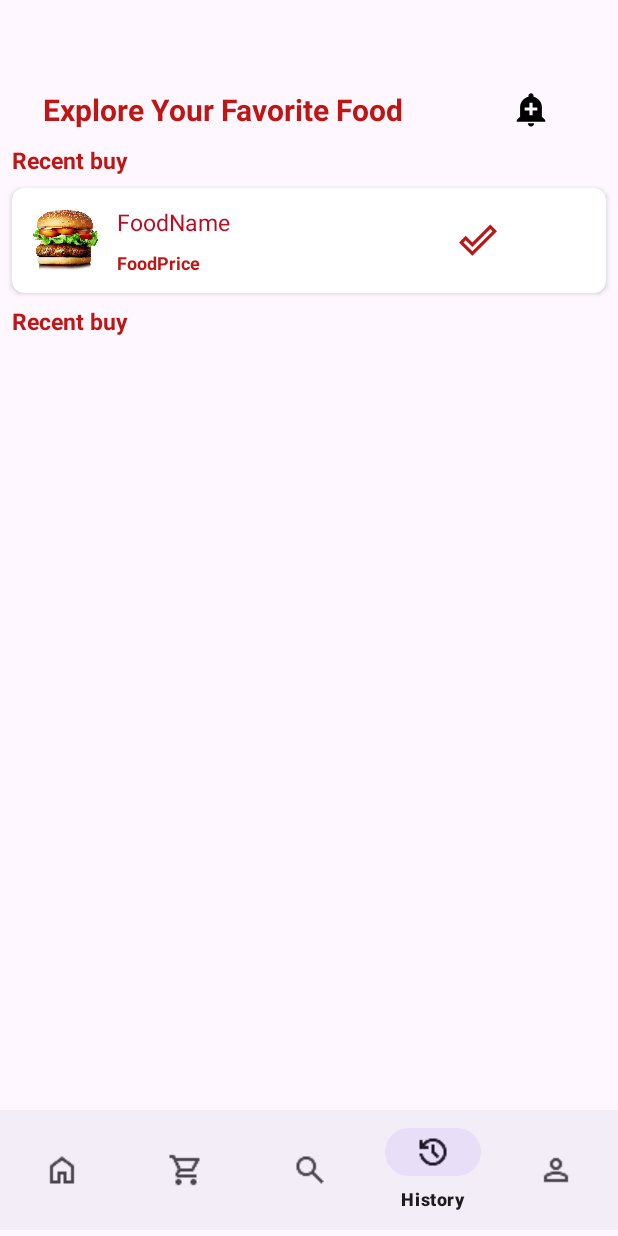
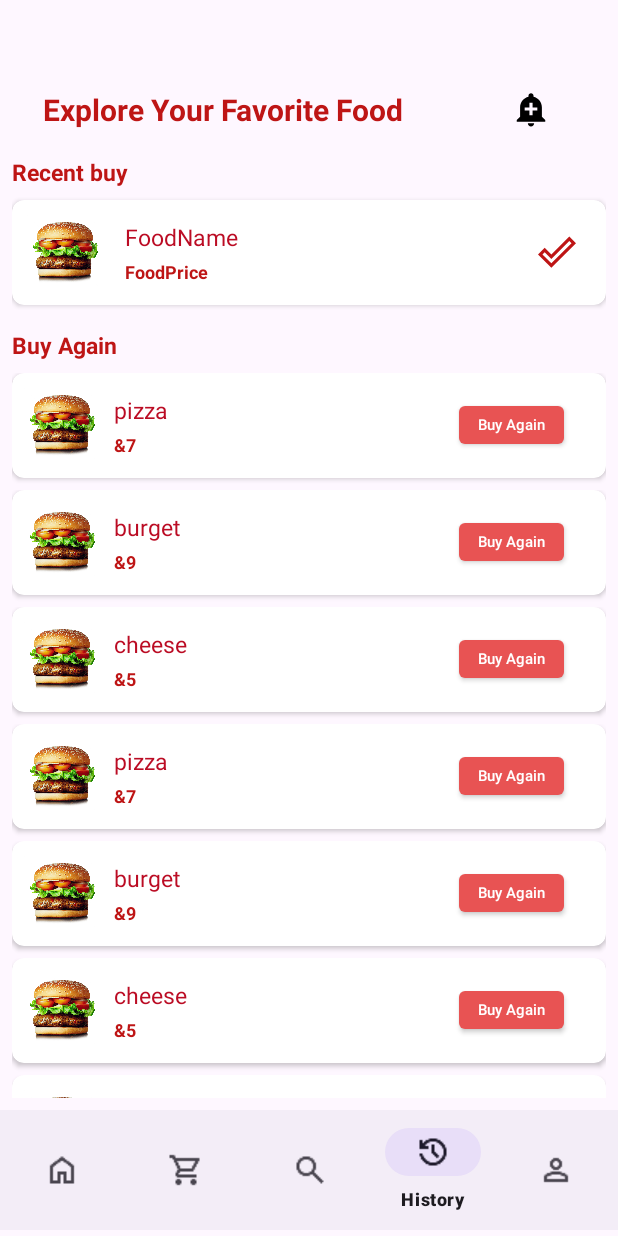
Before and after one commit to Pradeep912830/QuickBite, an Android app: the HistoryFragment screen opened through its navigation route, on a phone screen of 412 x 824 dp. Run offline under Robolectric (Android 15) with nearby library versions, the phone set to English and light mode, and no system bars; our stand-ins replace navigation-ui; libraries missing offline, so code that uses them is left out: com.denzcoskun.imageslider; 8 statements that could not run were skipped.

Commit message:
History fragment completed

```diff
--- a/app/src/main/java/com/example/foodorderapp/Fragment/HistoryFragment.java
+++ b/app/src/main/java/com/example/foodorderapp/Fragment/HistoryFragment.java
@@ -2,27 +2,69 @@ package com.example.foodorderapp.Fragment;
 
 import android.os.Bundle;
 
+import androidx.annotation.Nullable;
 import androidx.fragment.app.Fragment;
+import androidx.recyclerview.widget.LinearLayoutManager;
+import androidx.recyclerview.widget.RecyclerView;
 
 import android.view.LayoutInflater;
 import android.view.View;
 import android.view.ViewGroup;
 
+import com.example.foodorderapp.Model.BuyAgainModel;
 import com.example.foodorderapp.R;
+import com.example.foodorderapp.adapter.BuyAgainAdapter;
+
+import org.jspecify.annotations.NonNull;
+
+import java.util.ArrayList;
+import java.util.List;
 
 
 public class HistoryFragment extends Fragment {
 
+    private RecyclerView recyclerView;
+    private BuyAgainAdapter adapter;
+    private List<BuyAgainModel> foodList;
 
-    public HistoryFragment() {
-        // Required empty public constructor
-    }
+    @Nullable
+    @Override
+    public View onCreateView(@NonNull LayoutInflater inflater,
+                             @Nullable ViewGroup container,
+                             @Nullable Bundle savedInstanceState) {
+        View view = inflater.inflate(R.layout.fragment_history, container, false);
 
+        recyclerView = view.findViewById(R.id.history_recyclerView);
+        recyclerView.setLayoutManager(new LinearLayoutManager(getContext()));
+        recyclerView.setHasFixedSize(true);
 
-    @Override
-    public View onCreateView(LayoutInflater inflater, ViewGroup container,
-                             Bundle savedInstanceState) {
-        // Inflate the layout for this fragment
-        return inflater.inflate(R.layout.fragment_history, container, false);
+        // Sample data
+        foodList = new ArrayList<>();
+        foodList.add(new BuyAgainModel(R.drawable.food_three,"pizza", "&7"));
+        foodList.add(new BuyAgainModel(R.drawable.food_three,"burget", "&9"));
+        foodList.add(new BuyAgainModel(R.drawable.food_three,"cheese", "&5"));
+        foodList.add(new BuyAgainModel(R.drawable.food_three,"pizza", "&7"));
+        foodList.add(new BuyAgainModel(R.drawable.food_three,"burget", "&9"));
+        foodList.add(new BuyAgainModel(R.drawable.food_three,"cheese", "&5"));
+        foodList.add(new BuyAgainModel(R.drawable.food_three,"pizza", "&7"));
+        foodList.add(new BuyAgainModel(R.drawable.food_three,"burget", "&9"));
+        foodList.add(new BuyAgainModel(R.drawable.food_three,"cheese", "&5"));
+        foodList.add(new BuyAgainModel(R.drawable.food_three,"pizza", "&7"));
+        foodList.add(new BuyAgainModel(R.drawable.food_three,"burget", "&9"));
+        foodList.add(new BuyAgainModel(R.drawable.food_three,"cheese", "&5"));
+        foodList.add(new BuyAgainModel(R.drawable.food_three,"pizza", "&7"));
+        foodList.add(new BuyAgainModel(R.drawable.food_three,"burget", "&9"));
+        foodList.add(new BuyAgainModel(R.drawable.food_three,"cheese", "&5"));
+        foodList.add(new BuyAgainModel(R.drawable.food_three,"pizza", "&7"));
+        foodList.add(new BuyAgainModel(R.drawable.food_three,"burget", "&9"));
+        foodList.add(new BuyAgainModel(R.drawable.food_three,"cheese", "&5"));
+        foodList.add(new BuyAgainModel(R.drawable.food_three,"pizza", "&7"));
+        foodList.add(new BuyAgainModel(R.drawable.food_three,"burget", "&9"));
+        foodList.add(new BuyAgainModel(R.drawable.food_three,"cheese", "&5"));
+
+        adapter = new BuyAgainAdapter(getContext(), foodList);
+        recyclerView.setAdapter(adapter);
+
+        return view;
     }
 }
--- /dev/null
+++ b/app/src/main/java/com/example/foodorderapp/Model/BuyAgainModel.java
@@ -0,0 +1,25 @@
+package com.example.foodorderapp.Model;
+
+public class BuyAgainModel {
+    private int image;
+    private String name;
+    private String price;
+
+    public BuyAgainModel(int image, String name, String price){
+        this.image = image;
+        this.name = name;
+        this.price = price;
+    }
+
+    public int getImage() {
+        return image;
+    }
+
+    public String getName() {
+        return name;
+    }
+
+    public String getPrice() {
+        return price;
+    }
+}
--- /dev/null
+++ b/app/src/main/java/com/example/foodorderapp/adapter/BuyAgainAdapter.java
@@ -0,0 +1,70 @@
+package com.example.foodorderapp.adapter;
+
+import android.content.Context;
+import android.view.LayoutInflater;
+import android.view.View;
+import android.view.ViewGroup;
+import android.widget.Button;
+import android.widget.ImageView;
+import android.widget.TextView;
+import android.widget.Toast;
+
+import androidx.annotation.NonNull;
+import androidx.recyclerview.widget.RecyclerView;
+
+import com.example.foodorderapp.Model.BuyAgainModel;
+import com.example.foodorderapp.R;
+
+
+
+import java.util.List;
+
+public class BuyAgainAdapter extends RecyclerView.Adapter<BuyAgainAdapter.ViewHolder> {
+
+    private Context context;
+    private List<BuyAgainModel> itemList;
+
+    public BuyAgainAdapter(Context context, List<BuyAgainModel> itemList) {
+        this.context = context;
+        this.itemList = itemList;
+    }
+
+    @NonNull
+    @Override
+    public ViewHolder onCreateViewHolder(@NonNull ViewGroup parent, int viewType) {
+        View view = LayoutInflater.from(context).inflate(R.layout.buy_again_layout, parent, false);
+        return new ViewHolder(view);
+    }
+
+    @Override
+    public void onBindViewHolder(@NonNull ViewHolder holder, int position) {
+        BuyAgainModel item = itemList.get(position);
+        holder.nameText.setText(item.getName());
+        holder.priceText.setText(item.getPrice());
+        holder.imageView.setImageResource(item.getImage());
+
+        // Handle button click if needed
+        holder.buyAgainButton.setOnClickListener(v -> {
+            Toast.makeText(context, "Buying again: " + item.getName(), Toast.LENGTH_SHORT).show();
+        });
+    }
+
+    @Override
+    public int getItemCount() {
+        return itemList.size();
+    }
+
+    public static class ViewHolder extends RecyclerView.ViewHolder {
+        ImageView imageView;
+        TextView nameText, priceText;
+        Button buyAgainButton;
+
+        public ViewHolder(@NonNull View itemView) {
+            super(itemView);
+            imageView = itemView.findViewById(R.id.by_again_image);
+            nameText = itemView.findViewById(R.id.buy_again_foodName);
+            priceText = itemView.findViewById(R.id.buy_again_foodPrice);
+            buyAgainButton = itemView.findViewById(R.id.buy_again_button);
+        }
+    }
+}
--- a/app/src/main/res/layout/buy_again_layout.xml
+++ b/app/src/main/res/layout/buy_again_layout.xml
@@ -1,39 +1,38 @@
 <?xml version="1.0" encoding="utf-8"?>
 <LinearLayout xmlns:android="http://schemas.android.com/apk/res/android"
+    xmlns:app="http://schemas.android.com/apk/res-auto"
     android:layout_width="match_parent"
-    xmlns:app="http://schemas.android.com/apk/res-auto"
-    android:orientation="vertical"
-    android:layout_height="match_parent">
+    android:layout_height="wrap_content"
+    android:orientation="vertical">
 
     <androidx.cardview.widget.CardView
         android:layout_width="match_parent"
         android:layout_height="70dp"
         android:elevation="5dp"
-        android:layout_marginTop="8dp"
-        android:layout_marginLeft="8dp"
-        android:layout_marginRight="8dp"
+        android:layout_marginBottom="8dp"
         app:cardCornerRadius="8dp">
 
         <LinearLayout
             android:layout_width="match_parent"
             android:layout_height="match_parent"
-            android:orientation="horizontal">
+            android:orientation="horizontal"
+            android:paddingStart="8dp"
+            android:paddingEnd="8dp">
 
             <ImageView
                 android:id="@+id/by_again_image"
                 android:layout_width="50dp"
                 android:layout_height="50dp"
                 android:layout_gravity="center_vertical"
-                android:layout_marginLeft="10dp"
-                android:src="@drawable/food_three"/>
-
+                android:src="@drawable/food_three" />
 
             <LinearLayout
-                android:layout_width="220dp"
+                android:layout_width="0dp"
                 android:layout_height="match_parent"
+                android:layout_weight="1"
+                android:orientation="vertical"
                 android:gravity="center_vertical"
-                android:layout_marginLeft="10dp"
-                android:orientation="vertical">
+                android:layout_marginStart="10dp">
 
                 <TextView
                     android:id="@+id/buy_again_foodName"
@@ -41,19 +40,17 @@
                     android:layout_height="wrap_content"
                     android:text="FoodName"
                     android:textColor="@color/mainLight"
-                    android:textStyle="normal"
-                    android:textSize="15sp"/>
+                    android:textSize="15sp" />
 
                 <TextView
                     android:id="@+id/buy_again_foodPrice"
                     android:layout_width="wrap_content"
                     android:layout_height="wrap_content"
                     android:text="FoodPrice"
-                    android:layout_marginTop="8dp"
                     android:textSize="12sp"
                     android:textStyle="bold"
-                    android:textColor="@color/mainDark"/>
-
+                    android:layout_marginTop="4dp"
+                    android:textColor="@color/mainDark" />
             </LinearLayout>
 
             <androidx.appcompat.widget.AppCompatButton
@@ -62,15 +59,11 @@
                 android:layout_height="25dp"
                 android:layout_gravity="center"
                 android:text="Buy Again"
+                android:layout_marginRight="20dp"
                 android:textColor="@color/white"
-                android:textStyle="normal"
                 android:textSize="10sp"
                 android:textAllCaps="false"
-                android:layout_marginLeft="8dp"
-                android:background="@drawable/colorful"
-                />
-
+                android:background="@drawable/colorful" />
         </LinearLayout>
     </androidx.cardview.widget.CardView>
-
 </LinearLayout>
--- a/app/src/main/res/layout/cart_item_view.xml
+++ b/app/src/main/res/layout/cart_item_view.xml
@@ -1,9 +1,9 @@
 <?xml version="1.0" encoding="utf-8"?>
-<LinearLayout
-    xmlns:android="http://schemas.android.com/apk/res/android"
+<LinearLayout xmlns:android="http://schemas.android.com/apk/res/android"
     xmlns:tools="http://schemas.android.com/tools"
     android:layout_width="match_parent"
     android:layout_height="80dp"
+    xmlns:app="http://schemas.android.com/apk/res-auto"
     android:orientation="horizontal"
     android:paddingLeft="12dp"
     android:paddingEnd="12dp"
@@ -11,6 +11,8 @@
     android:gravity="center_vertical"
     android:layout_marginVertical="4dp"
     android:elevation="2dp"
+    android:layout_marginLeft="8dp"
+    android:layout_marginRight="8dp"
     tools:ignore="ExtraText">
 
     <!-- Food Image -->
--- a/app/src/main/res/layout/fragment_history.xml
+++ b/app/src/main/res/layout/fragment_history.xml
@@ -1,11 +1,12 @@
 <?xml version="1.0" encoding="utf-8"?>
 <LinearLayout xmlns:android="http://schemas.android.com/apk/res/android"
     xmlns:tools="http://schemas.android.com/tools"
+    xmlns:app="http://schemas.android.com/apk/res-auto"
     android:layout_width="match_parent"
     android:layout_height="match_parent"
-    xmlns:app="http://schemas.android.com/apk/res-auto"
     android:orientation="vertical"
-    tools:context=".Fragment.HistoryFragment">
+    tools:context=".Fragment.HistoryFragment"
+    android:padding="8dp">
 
     <TextView
         android:layout_width="wrap_content"
@@ -13,16 +14,14 @@
         android:text="Recent buy"
         android:textSize="15sp"
         android:textStyle="bold"
-        android:textColor="@color/mainDark"
-        android:layout_marginLeft="8dp"/>
+        android:textColor="@color/mainDark"/>
 
+    <!-- Example of fixed content card -->
     <androidx.cardview.widget.CardView
         android:layout_width="match_parent"
         android:layout_height="70dp"
         android:elevation="5dp"
         android:layout_marginTop="8dp"
-        android:layout_marginLeft="8dp"
-        android:layout_marginRight="8dp"
         app:cardCornerRadius="8dp">
 
         <LinearLayout
@@ -35,16 +34,16 @@
                 android:layout_width="50dp"
                 android:layout_height="50dp"
                 android:layout_gravity="center_vertical"
-               android:layout_marginLeft="10dp"
-               android:src="@drawable/food_three"/>
-
+                android:layout_marginStart="10dp"
+                android:src="@drawable/food_three" />
 
             <LinearLayout
-               android:layout_width="220dp"
+                android:layout_width="0dp"
+                android:layout_weight="1"
                 android:layout_height="match_parent"
+                android:orientation="vertical"
                 android:gravity="center_vertical"
-               android:layout_marginLeft="10dp"
-               android:orientation="vertical">
+                android:layout_marginStart="15dp">
 
                 <TextView
                     android:id="@+id/history_foodName"
@@ -52,48 +51,46 @@
                     android:layout_height="wrap_content"
                     android:text="FoodName"
                     android:textColor="@color/mainLight"
-                   android:textStyle="normal"
-                   android:textSize="15sp"/>
+                    android:textSize="15sp" />
 
                 <TextView
                     android:id="@+id/history_foodPrice"
                     android:layout_width="wrap_content"
                     android:layout_height="wrap_content"
                     android:text="FoodPrice"
-                   android:layout_marginTop="8dp"
                     android:textSize="12sp"
                     android:textStyle="bold"
-                   android:textColor="@color/mainDark"/>
-
+                    android:layout_marginTop="4dp"
+                    android:textColor="@color/mainDark" />
             </LinearLayout>
 
             <ImageView
                 android:layout_width="25dp"
                 android:layout_height="25dp"
-               app:cardCornerRadius="50dp"
                 android:layout_gravity="center"
-               android:layout_marginLeft="8dp"
-               android:background="@drawable/baseline_done_outline_24"
-               android:backgroundTint="@color/mainDark"/>
-
+                android:layout_marginEnd="20dp"
+                android:src="@drawable/baseline_done_outline_24"
+                app:tint="@color/mainDark" />
         </LinearLayout>
     </androidx.cardview.widget.CardView>
-
 
     <TextView
         android:layout_width="wrap_content"
         android:layout_height="wrap_content"
-        android:text="Recent buy"
+        android:text="Buy Again"
         android:textSize="15sp"
         android:textStyle="bold"
         android:textColor="@color/mainDark"
-        android:layout_marginTop="8dp"
-        android:layout_marginLeft="8dp"/>
-
+        android:layout_marginTop="16dp"/>
 
     <androidx.recyclerview.widget.RecyclerView
         android:id="@+id/history_recyclerView"
         android:layout_width="match_parent"
-        android:layout_height="wrap_content"
-        android:layout_marginTop="8dp"/>
+        android:layout_height="0dp"
+        android:layout_marginTop="8dp"
+        android:layout_weight="1"
+        android:clipToPadding="false"
+        android:paddingBottom="8dp"
+        tools:listitem="@layout/buy_again_layout" />
+
 </LinearLayout>
```
Lines whose indentation alone changed are shown as unchanged.
